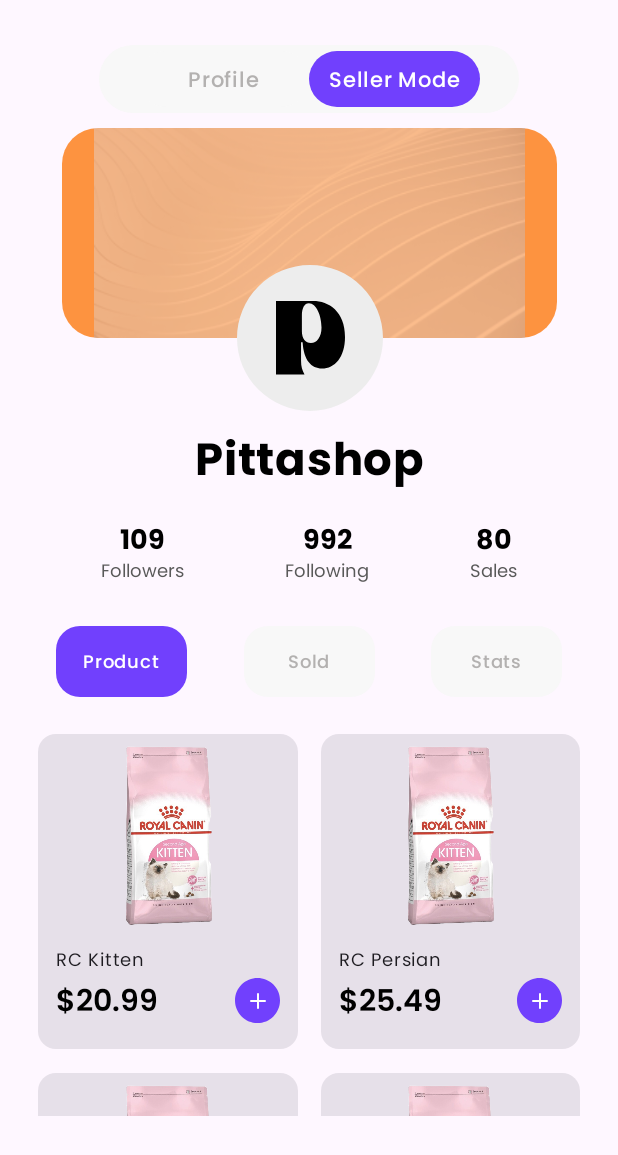
After one commit to sofialaveihle/TP3-ORT-2025-Parcial, an Android app built with Jetpack Compose: the composable ProfileSeller shown on its own in the app's theme, on a phone screen of 412 x 824 dp. The commit adds this screen. Shown: the top 1155 px of the screen. Run offline under Robolectric (Android 15) with nearby library versions, the phone set to English and light mode, and no system bars.

Commit message:
- Add Profile Seller screen - Created components: Product Card and Product Grid - Update navigation and colors

```diff
--- a/app/src/main/java/ar/edu/ort/tp3_ort_2025_parcial/MainActivity.kt
+++ b/app/src/main/java/ar/edu/ort/tp3_ort_2025_parcial/MainActivity.kt
@@ -12,6 +12,7 @@
 import androidx.navigation.compose.rememberNavController
 import ar.edu.ort.tp3_ort_2025_parcial.screen.login.Login
 import ar.edu.ort.tp3_ort_2025_parcial.screen.Screens
+import ar.edu.ort.tp3_ort_2025_parcial.screen.profile.ProfileSeller
 import ar.edu.ort.tp3_ort_2025_parcial.screen.welcome.Welcome
 import ar.edu.ort.tp3_ort_2025_parcial.ui.theme.TP3ORT2025ParcialTheme
 
@@ -30,6 +31,7 @@
                     ) {
                         composable(Screens.Welcome.screen) { Welcome(navController) }
                         composable(Screens.Login.screen) { Login(navController) }
+                        composable(Screens.ProfileSeller.screen) { ProfileSeller(navController) }
                     }
                 }
             }
--- /dev/null
+++ b/app/src/main/java/ar/edu/ort/tp3_ort_2025_parcial/component/card/ProductCard.kt
@@ -0,0 +1,134 @@
+package ar.edu.ort.tp3_ort_2025_parcial.component.card
+
+import androidx.compose.foundation.Image
+import androidx.compose.foundation.background
+import androidx.compose.foundation.clickable
+import androidx.compose.foundation.layout.Arrangement
+import androidx.compose.foundation.layout.Box
+import androidx.compose.foundation.layout.Column
+import androidx.compose.foundation.layout.Row
+import androidx.compose.foundation.layout.fillMaxWidth
+import androidx.compose.foundation.layout.height
+import androidx.compose.foundation.layout.padding
+import androidx.compose.foundation.layout.width
+import androidx.compose.foundation.shape.RoundedCornerShape
+import androidx.compose.material3.Card
+import androidx.compose.material3.MaterialTheme
+import androidx.compose.material3.Text
+import androidx.compose.runtime.Composable
+import androidx.compose.ui.Alignment
+import androidx.compose.ui.Modifier
+import androidx.compose.ui.layout.ContentScale
+import androidx.compose.ui.res.painterResource
+import androidx.compose.ui.text.TextStyle
+import androidx.compose.ui.text.font.Font
+import androidx.compose.ui.text.font.FontFamily
+import androidx.compose.ui.text.font.FontWeight
+import androidx.compose.ui.text.style.TextAlign
+import androidx.compose.ui.tooling.preview.Preview
+import androidx.compose.ui.unit.dp
+import androidx.compose.ui.unit.sp
+import ar.edu.ort.tp3_ort_2025_parcial.R
+import ar.edu.ort.tp3_ort_2025_parcial.component.grid.Product
+import ar.edu.ort.tp3_ort_2025_parcial.ui.theme.Black
+import ar.edu.ort.tp3_ort_2025_parcial.ui.theme.Gray3
+
+@Preview
+@Composable
+fun ProductCardPreview() {
+    ProductCard(
+        product = Product("RC Kitten", "$20.99", R.drawable.product_1),
+        onClick = {}
+    )
+}
+
+@Composable
+fun ProductCard(
+    product: Product,
+    onClick: () -> Unit
+) {
+    Card(
+        Modifier
+            .width(150.dp)
+            .height(210.dp)
+            .background(
+                color = Gray3,
+                shape = RoundedCornerShape(size = 24.dp)
+            )
+    ) {
+        Column(
+            horizontalAlignment = Alignment.CenterHorizontally
+        ) {
+            Image(
+                painter = painterResource(id = product.imageRes),
+                contentDescription = product.name,
+                contentScale = ContentScale.FillBounds,
+                modifier = Modifier
+                    .width(142.dp)
+                    .height(142.dp)
+                    .clickable { onClick() }
+            )
+            Column(
+                modifier = Modifier
+                    .fillMaxWidth()
+                    .padding(horizontal = 12.dp),
+                horizontalAlignment = Alignment.Start
+            ) {
+                Text(
+                    text = product.name,
+                    style = MaterialTheme.typography.bodySmall
+                    /*
+                    style = TextStyle(
+                        fontSize = 12.sp,
+                        lineHeight = 19.2.sp,
+                        fontFamily = FontFamily(Font(R.font.poppins_semibold)),
+                        fontWeight = FontWeight(400),
+                     */
+                )
+
+                Row(
+                    modifier = Modifier
+                        .fillMaxWidth()
+                        .padding(top = 4.dp),
+                    verticalAlignment = Alignment.CenterVertically,
+                    horizontalArrangement = Arrangement.SpaceBetween
+                ) {
+                    Text(
+                        text = product.price,
+                        style = TextStyle(
+                            fontSize = 20.sp,
+                            lineHeight = 30.sp,
+                            fontFamily = FontFamily(Font(R.font.poppins_semibold)),
+                            fontWeight = FontWeight(600),
+                            color = Black,
+                            textAlign = TextAlign.Left,
+                        ),
+                    )
+                    Box(
+                        modifier = Modifier
+                            .clickable { onClick() },
+                        contentAlignment = Alignment.Center
+                    ) {
+                        Image(
+                            painter = painterResource(id = R.drawable.plus_icon_button_elipse),
+                            contentDescription = "Plus button",
+                            modifier = Modifier
+                                .width(30.dp)
+                                .height(30.dp)
+                                .clickable { onClick() }
+                        )
+                        Image(
+                            painter = painterResource(id = R.drawable.plus_icon_button_plus),
+                            contentDescription = "Plus button",
+                            modifier = Modifier
+                                .width(16.dp)
+                                .height(16.dp)
+                                .clickable { onClick() }
+                        )
+                    }
+                }
+
+            }
+        }
+    }
+}
--- /dev/null
+++ b/app/src/main/java/ar/edu/ort/tp3_ort_2025_parcial/component/grid/ProductGrid.kt
@@ -0,0 +1,53 @@
+package ar.edu.ort.tp3_ort_2025_parcial.component.grid
+
+import androidx.compose.foundation.layout.Arrangement
+import androidx.compose.foundation.layout.PaddingValues
+import androidx.compose.foundation.layout.padding
+import androidx.compose.foundation.lazy.grid.GridCells
+import androidx.compose.foundation.lazy.grid.LazyVerticalGrid
+import androidx.compose.foundation.lazy.grid.items
+import androidx.compose.runtime.Composable
+import androidx.compose.ui.Modifier
+import androidx.compose.ui.unit.dp
+import androidx.navigation.NavController
+import ar.edu.ort.tp3_ort_2025_parcial.R
+import ar.edu.ort.tp3_ort_2025_parcial.component.card.ProductCard
+import ar.edu.ort.tp3_ort_2025_parcial.screen.Screens
+
+@Composable
+fun ProductGrid(
+    navController: NavController
+) {
+    LazyVerticalGrid(
+        columns = GridCells.Adaptive(minSize = 150.dp),
+        contentPadding = PaddingValues(5.dp),
+        verticalArrangement = Arrangement.spacedBy(16.dp),
+        horizontalArrangement = Arrangement.spacedBy(15.dp),
+        modifier = Modifier.padding(horizontal = 20.dp)
+    ) {
+        items(productList) { product ->
+            ProductCard(
+                product = product,
+                //Modificar para que navegue a screen de detalle de producto
+                onClick = { navController.navigate(Screens.Welcome.screen) }
+            )
+        }
+
+    }
+}
+
+//Con fines de test, entiendo que luego será conectandonos a la API
+data class Product(
+    val name: String,
+    val price: String,
+    val imageRes: Int
+)
+
+val productList = listOf(
+    Product("RC Kitten", "$20.99", R.drawable.product_1),
+    Product("RC Persian", "$25.49", R.drawable.product_1),
+    Product("RC Adult", "$15.30", R.drawable.product_1),
+    Product("RC Indoor", "$18.00", R.drawable.product_1),
+    Product("RC Outdoor", "$15.30", R.drawable.product_1),
+    Product("RC Diabetic", "$18.00", R.drawable.product_1)
+)
--- a/app/src/main/java/ar/edu/ort/tp3_ort_2025_parcial/screen/Screens.kt
+++ b/app/src/main/java/ar/edu/ort/tp3_ort_2025_parcial/screen/Screens.kt
@@ -3,4 +3,5 @@
 sealed class Screens(val screen: String) {
     data object Welcome : Screens("welcome")
     data object Login : Screens("login")
+    data object ProfileSeller : Screens("profileSeller")
 }
--- /dev/null
+++ b/app/src/main/java/ar/edu/ort/tp3_ort_2025_parcial/screen/profile/ProfileSeller.kt
@@ -0,0 +1,198 @@
+package ar.edu.ort.tp3_ort_2025_parcial.screen.profile
+
+import androidx.compose.foundation.Image
+import androidx.compose.foundation.background
+import androidx.compose.foundation.layout.Arrangement
+import androidx.compose.foundation.layout.Box
+import androidx.compose.foundation.layout.Column
+import androidx.compose.foundation.layout.Row
+import androidx.compose.foundation.layout.Spacer
+import androidx.compose.foundation.layout.fillMaxSize
+import androidx.compose.foundation.layout.fillMaxWidth
+import androidx.compose.foundation.layout.height
+import androidx.compose.foundation.layout.offset
+import androidx.compose.foundation.layout.padding
+import androidx.compose.foundation.layout.size
+import androidx.compose.foundation.layout.width
+import androidx.compose.foundation.shape.RoundedCornerShape
+import androidx.compose.material3.Text
+import androidx.compose.runtime.Composable
+import androidx.compose.ui.Alignment
+import androidx.compose.ui.Modifier
+import androidx.compose.ui.draw.alpha
+import androidx.compose.ui.res.painterResource
+import androidx.compose.ui.text.TextStyle
+import androidx.compose.ui.text.font.Font
+import androidx.compose.ui.text.font.FontFamily
+import androidx.compose.ui.text.font.FontWeight
+import androidx.compose.ui.unit.dp
+import androidx.compose.ui.unit.sp
+import androidx.navigation.NavController
+import ar.edu.ort.tp3_ort_2025_parcial.R
+import ar.edu.ort.tp3_ort_2025_parcial.component.button.Button2
+import ar.edu.ort.tp3_ort_2025_parcial.component.button.Button3
+import ar.edu.ort.tp3_ort_2025_parcial.component.grid.ProductGrid
+import ar.edu.ort.tp3_ort_2025_parcial.component.text.Title1
+import ar.edu.ort.tp3_ort_2025_parcial.ui.theme.Black
+import ar.edu.ort.tp3_ort_2025_parcial.ui.theme.Gray3
+import ar.edu.ort.tp3_ort_2025_parcial.ui.theme.Gray4
+import ar.edu.ort.tp3_ort_2025_parcial.ui.theme.Orange
+
+@Composable
+fun ProfileSeller(
+    navController: NavController
+) {
+    Column(
+        modifier = Modifier
+            .fillMaxSize()
+            .padding(vertical = 30.dp),
+        //verticalArrangement = Arrangement.Center,
+        horizontalAlignment = Alignment.CenterHorizontally
+    ) {
+        Box(
+            modifier = Modifier
+                .width(280.dp)
+                .height(45.dp)
+                .background(
+                    color = Gray3,
+                    shape = RoundedCornerShape(40.dp)
+                )
+                .padding(horizontal = 20.dp),
+            contentAlignment = Alignment.Center
+        ) {
+            Row {
+                Button3(
+                    onClick = {},
+                    text = "Profile", // Cambiar a Profile (User)
+                    enabled = false
+                )
+                Button3(
+                    onClick = {},
+                    text = "Seller Mode",
+                    enabled = true
+                )
+            }
+        }
+        Box(
+            modifier = Modifier
+                .width(350.dp)
+                .height(160.dp)
+                .padding(10.dp)
+        ) {
+            Box(
+                modifier = Modifier
+                    .width(330.dp)
+                    .height(160.dp)
+                    .background(
+                        color = Orange,
+                        shape = RoundedCornerShape(size = 24.dp)
+                    )
+            ) {
+                Image(
+                    painter = painterResource(id = R.drawable.profile_unsplash),
+                    contentDescription = "Unsplash effect image",
+                    modifier = Modifier
+                        .width(350.dp)
+                        .height(365.dp)
+                        .alpha(0.4f)
+                )
+            }
+            Box(
+                modifier = Modifier
+                    .fillMaxSize(),
+                contentAlignment = Alignment.BottomCenter,
+                ) {
+                Box(
+                    modifier = Modifier
+                        .size(100.dp)
+                        .offset(y = 50.dp)
+                ) {
+                    Image(
+                        painter = painterResource(id = R.drawable.profile_ellipse),
+                        contentDescription = "Profile",
+                        modifier = Modifier.padding(1.dp)
+                    )
+                    Image(
+                        painter = painterResource(id = R.drawable.profile_p_letter),
+                        contentDescription = "Profile",
+                        modifier = Modifier.padding(1.dp)
+                            .align(Alignment.Center)
+                    )
+                }
+            }
+        }
+        Column(
+            modifier = Modifier
+                .fillMaxSize()
+                .padding(vertical = 50.dp),
+            //verticalArrangement = Arrangement.Center,
+            horizontalAlignment = Alignment.CenterHorizontally
+        ) {
+            Title1(
+                text = "Pittashop"
+            )
+            Spacer(
+                modifier = Modifier.height(20.dp)
+            )
+            Row(
+                modifier = Modifier.fillMaxWidth(),
+                horizontalArrangement = Arrangement.SpaceEvenly
+            ) {
+                listOf(
+                    "109" to "Followers",
+                    "992" to "Following",
+                    "80" to "Sales"
+                ).forEach { (value, label) ->
+                    Column(horizontalAlignment = Alignment.CenterHorizontally) {
+                        Text(
+                            text = value,
+                            style = TextStyle(
+                                    fontSize = 18.sp,
+                                    lineHeight = 28.8.sp,
+                                    fontFamily = FontFamily(Font(R.font.poppins_bold)),
+                                    fontWeight = FontWeight(700),
+                                    color = Black
+                            )
+                        )
+                        Text(
+                            text = label,
+                            style = TextStyle(
+                                fontSize = 12.sp,
+                                lineHeight = 19.2.sp,
+                                fontFamily = FontFamily(Font(R.font.poppins_regular)),
+                                fontWeight = FontWeight(400),
+                                color = Gray4
+                            ))
+                    }
+                }
+            }
+            Spacer(
+                modifier = Modifier.height(20.dp)
+            )
+            Row(
+                modifier = Modifier
+                    .fillMaxWidth()
+                    .padding(top = 8.dp),
+                horizontalArrangement = Arrangement.SpaceEvenly
+            ) {
+                listOf(
+                    "Product" to true,
+                    "Sold" to false,
+                    "Stats" to false
+                ).forEach { (label, enabled) ->
+                    Button2(
+                        onClick = { /* Acción correspondiente */ },
+                        text = label,
+                        enabled = enabled
+                    )
+                }
+            }
+            Spacer(
+                modifier = Modifier.height(20.dp)
+            )
+            ProductGrid(
+                navController
+            )
+        }
+    }
+}
--- a/app/src/main/java/ar/edu/ort/tp3_ort_2025_parcial/screen/welcome/Welcome.kt
+++ b/app/src/main/java/ar/edu/ort/tp3_ort_2025_parcial/screen/welcome/Welcome.kt
@@ -4,6 +4,7 @@
 import androidx.compose.foundation.layout.Box
 import androidx.compose.foundation.layout.Column
 import androidx.compose.foundation.layout.fillMaxSize
+import androidx.compose.material3.Button
 import androidx.compose.material3.Text
 import androidx.compose.runtime.Composable
 import androidx.compose.ui.Alignment
@@ -29,6 +30,15 @@
                 text = "Welcome Screen",
                 fontSize = 30.sp,
             )
+            Button(
+                onClick = { navController.navigate("profileSeller") }
+            ) {
+                Text(
+                    text = "Profile Seller",
+                    fontSize = 20.sp
+                )
+            }
+
         }
     }
 }
--- a/app/src/main/java/ar/edu/ort/tp3_ort_2025_parcial/ui/theme/Color.kt
+++ b/app/src/main/java/ar/edu/ort/tp3_ort_2025_parcial/ui/theme/Color.kt
@@ -10,3 +10,5 @@
 val Gray = Color(0xFF898989)
 val Gray2 = Color(0xFFB3B1B0)
 val Gray3 = Color(0xFFF8F8F8)
+val Gray4 = Color(0xFF595959)
+val Orange = Color(0xFFFD9340)
--- /dev/null
+++ b/app/src/main/res/drawable/plus_icon_button_elipse.xml
@@ -0,0 +1,9 @@
+<vector xmlns:android="http://schemas.android.com/apk/res/android"
+    android:width="30dp"
+    android:height="30dp"
+    android:viewportWidth="30"
+    android:viewportHeight="30">
+  <path
+      android:pathData="M15,15m-15,0a15,15 0,1 1,30 0a15,15 0,1 1,-30 0"
+      android:fillColor="#7140FD"/>
+</vector>
--- /dev/null
+++ b/app/src/main/res/drawable/plus_icon_button_plus.xml
@@ -0,0 +1,20 @@
+<vector xmlns:android="http://schemas.android.com/apk/res/android"
+    android:width="16dp"
+    android:height="16dp"
+    android:viewportWidth="16"
+    android:viewportHeight="16">
+  <path
+      android:pathData="M8,3.333V12.667"
+      android:strokeLineJoin="round"
+      android:strokeWidth="1.32411"
+      android:fillColor="#00000000"
+      android:strokeColor="#ffffff"
+      android:strokeLineCap="round"/>
+  <path
+      android:pathData="M3.333,8H12.667"
+      android:strokeLineJoin="round"
+      android:strokeWidth="1.32411"
+      android:fillColor="#00000000"
+      android:strokeColor="#ffffff"
+      android:strokeLineCap="round"/>
+</vector>
--- /dev/null
+++ b/app/src/main/res/drawable/profile_ellipse.xml
@@ -0,0 +1,9 @@
+<vector xmlns:android="http://schemas.android.com/apk/res/android"
+    android:width="100dp"
+    android:height="100dp"
+    android:viewportWidth="100"
+    android:viewportHeight="100">
+  <path
+      android:pathData="M50,50m-50,0a50,50 0,1 1,100 0a50,50 0,1 1,-100 0"
+      android:fillColor="#EDEDED"/>
+</vector>
--- /dev/null
+++ b/app/src/main/res/drawable/profile_p_letter.xml
@@ -0,0 +1,9 @@
+<vector xmlns:android="http://schemas.android.com/apk/res/android"
+    android:width="46dp"
+    android:height="49dp"
+    android:viewportWidth="46"
+    android:viewportHeight="49">
+  <path
+      android:pathData="M0,49H18.999V48.93C17.468,46.41 16.702,43.54 16.702,39.9V27.51H17.746C18.442,39.48 23.522,45.01 30.69,45.01C39.11,45.01 46,37.45 46,23.94C46,6.86 35.074,0 24.775,0H0V49ZM17.259,20.23V9.94C17.259,4.55 18.929,1.47 21.921,1.47C26.862,1.47 30.342,9.66 30.342,17.71C30.342,24.08 27.28,28.07 23.244,28.07C19.764,28.07 17.259,25.13 17.259,20.23Z"
+      android:fillColor="#000000"/>
+</vector>
```
Also changed, not shown: app/src/main/res/drawable/product_1.png (added), app/src/main/res/drawable/profile_unsplash.png (added).
